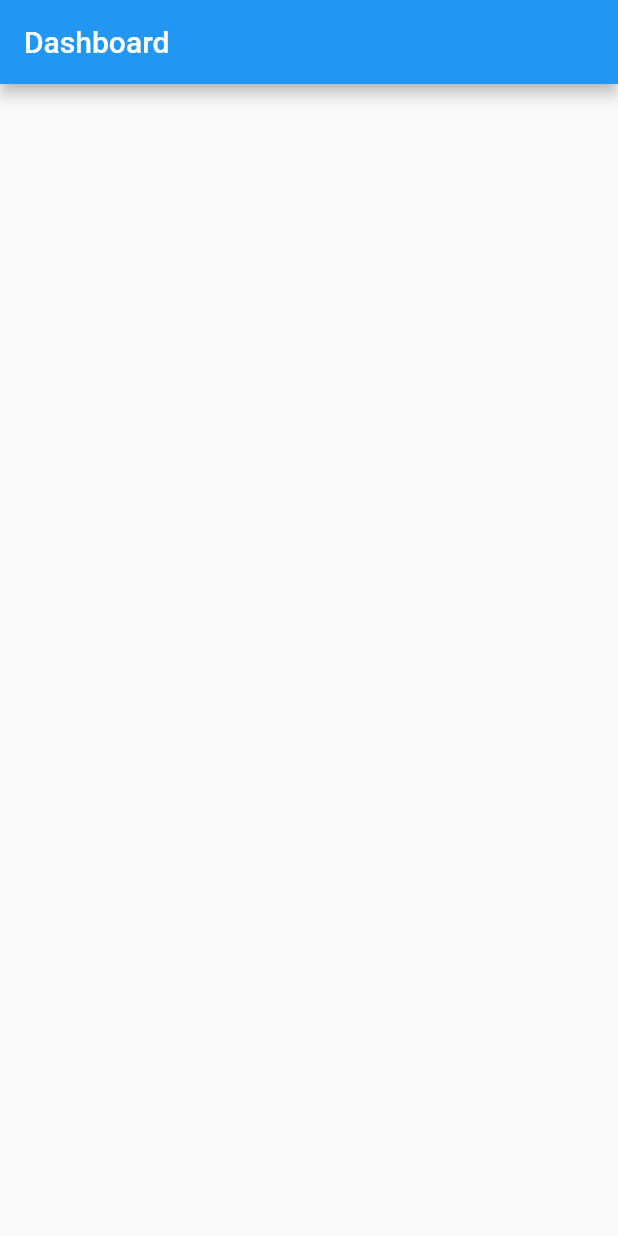
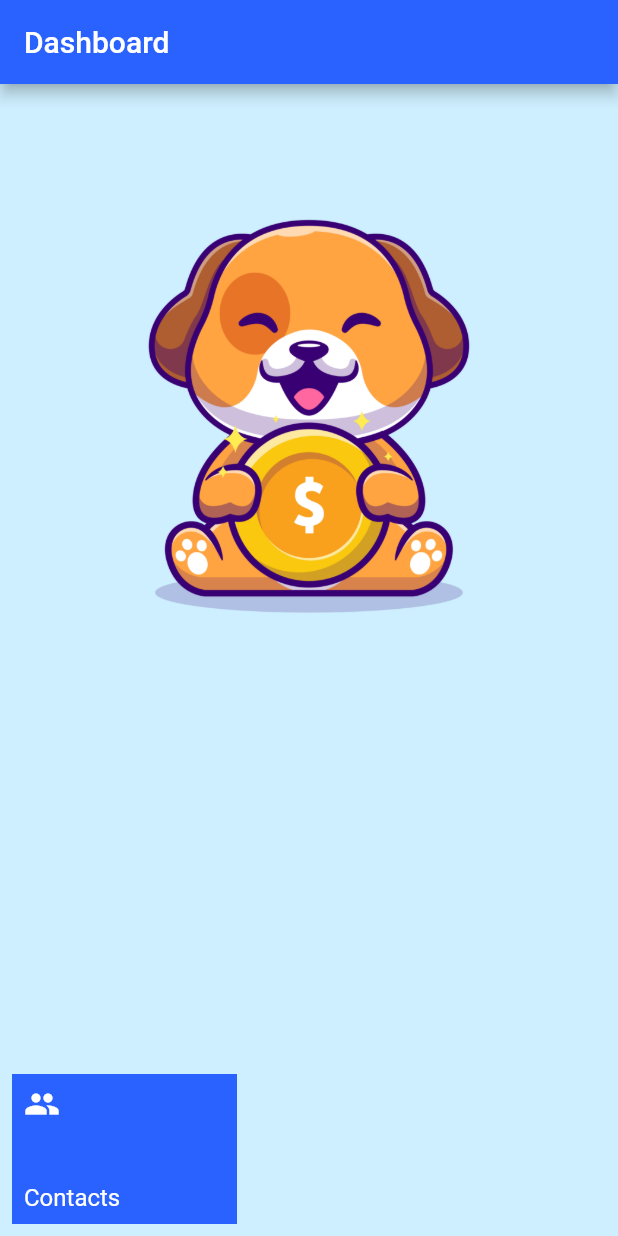
Before and after one commit to LeoCosta001/masterbank, a Flutter app: the first screen one second after launch, on a phone screen of 412 x 824 dp. Run offline on Flutter 3.47's test engine with Material 2 defaults, Android fonts, the phone set to English and light mode, and no system bars.

Commit message:
Dashboard base

```diff
--- a/lib/main.dart
+++ b/lib/main.dart
@@ -6,10 +6,68 @@ class MasterbankApp extends StatelessWidget {
   @override
   Widget build(BuildContext context) {
     return MaterialApp(
-      home: Scaffold(
-          appBar: AppBar(
-            title: const Text('Dashboard'),
-          )),
+        theme: ThemeData(
+          scaffoldBackgroundColor: const Color.fromARGB(255, 206, 239, 255),
+          colorScheme: ColorScheme.fromSwatch().copyWith(
+            primary: Colors.blueAccent[700],
+            secondary: Colors.green[900],
+            background: const Color.fromARGB(255, 206, 239, 255),
+          ),
+          buttonTheme: ButtonThemeData(
+            buttonColor: Colors.blueAccent[700],
+            textTheme: ButtonTextTheme.primary,
+          ),
+          primaryColor: Colors.blueAccent[700],
+          backgroundColor: const Color.fromARGB(255, 206, 239, 255),
+        ),
+        home: Dashboard(),
     );
   }
 }
+
+class Dashboard extends StatelessWidget {
+  @override
+  Widget build(BuildContext context) {
+    return Scaffold(
+      appBar: AppBar(
+        title: const Text('Dashboard'),
+      ),
+      body: Column(
+        mainAxisAlignment: MainAxisAlignment.spaceBetween,
+        crossAxisAlignment: CrossAxisAlignment.start,
+        children: <Widget>[
+          Image.asset('assets/images/logo/masterbank_main_logo.jpg'),
+          Padding(
+            padding: const EdgeInsets.all(8.0),
+            child: Container(
+              padding: const EdgeInsets.all(8.0),
+              color: Theme
+                  .of(context)
+                  .primaryColor,
+              height: 100,
+              width: 150,
+              child: Column(
+                mainAxisAlignment: MainAxisAlignment.spaceBetween,
+                crossAxisAlignment: CrossAxisAlignment.start,
+                children: const <Widget>[
+                  Icon(
+                    Icons.people,
+                    color: Colors.white,
+                    size: 24.0,
+                  ),
+                  Text(
+                    'Contacts',
+                    style: TextStyle(
+                      color: Colors.white,
+                      fontSize: 16.0,
+                    ),
+                  ),
+                ],
+              ),
+            ),
+          )
+        ],
+      ),
+    );
+  }
+}
--- a/pubspec.yaml
+++ b/pubspec.yaml
@@ -58,9 +58,8 @@ flutter:
   uses-material-design: true
 
   # To add assets to your application, add an assets section, like this:
-  # assets:
-  #   - images/a_dot_burr.jpeg
-  #   - images/a_dot_ham.jpeg
+  assets:
+    - assets/images/logo/masterbank_main_logo.jpg
 
   # An image asset can refer to one or more resolution-specific "variants", see
   # https://flutter.dev/assets-and-images/#resolution-aware.
```
Also changed, not shown: assets/images/logo/masterbank_main_logo.jpg (added).
